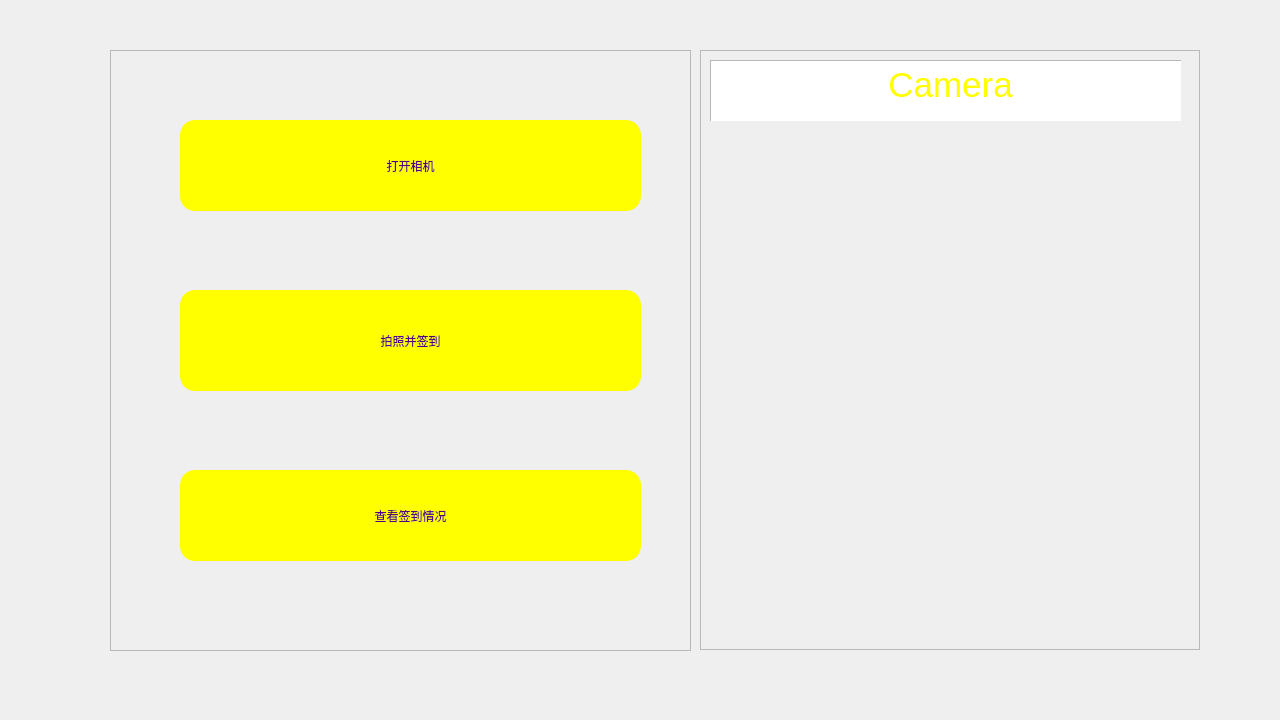
First picture: the form in FaceSignIn/signin.ui, repository Teademia/FaceSignIn, before the edit.
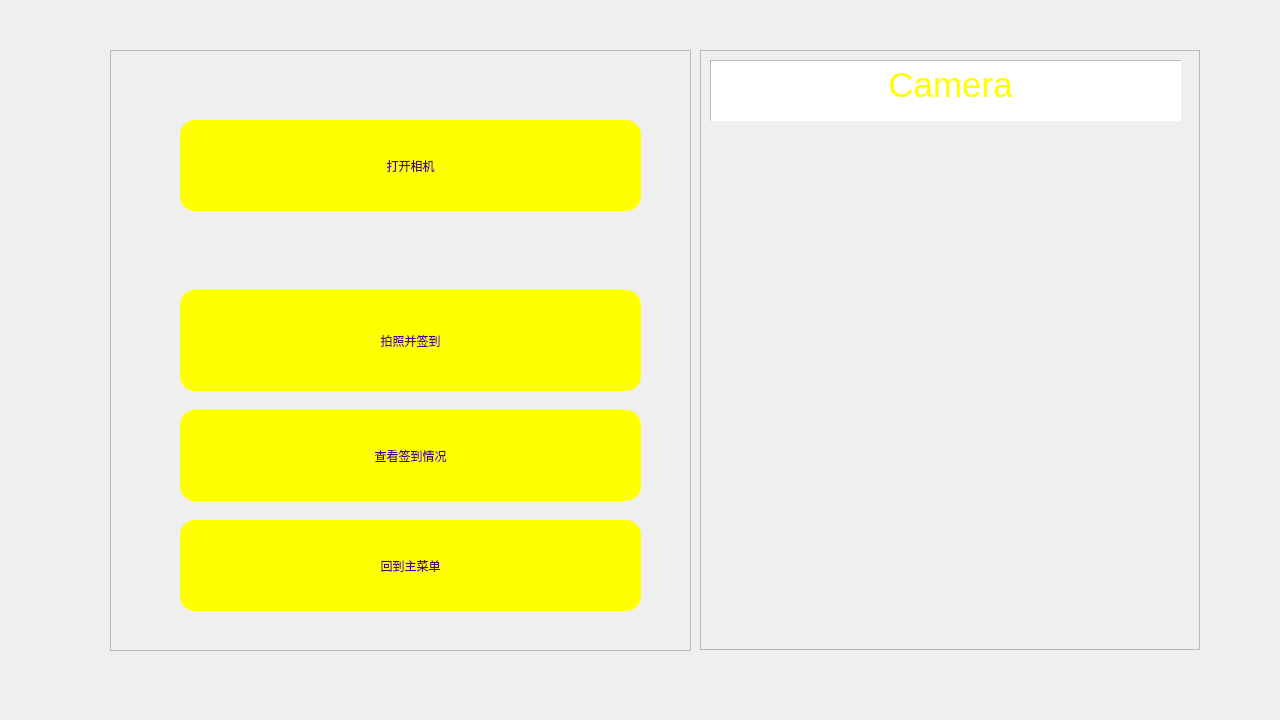
Second picture: the form after the edit. Icons and pictures are not drawn.

Patch:
```diff
--- a/FaceSignIn/signin.ui
+++ b/FaceSignIn/signin.ui
@@ -166,7 +166,7 @@
     <property name="geometry">
      <rect>
       <x>70</x>
-      <y>420</y>
+      <y>360</y>
       <width>461</width>
       <height>91</height>
      </rect>
@@ -181,6 +181,25 @@
      <string>查看签到情况</string>
     </property>
    </widget>
+   <widget class="QPushButton" name="Back">
+    <property name="geometry">
+     <rect>
+      <x>70</x>
+      <y>470</y>
+      <width>461</width>
+      <height>91</height>
+     </rect>
+    </property>
+    <property name="styleSheet">
+     <string notr="true">background-color: rgb(255, 255, 0);
+font: 700 20pt &quot;Palatino Linotype&quot;;
+color: rgb(85, 0, 127);
+border-radius:15px;</string>
+    </property>
+    <property name="text">
+     <string>回到主菜单</string>
+    </property>
+   </widget>
   </widget>
  </widget>
  <resources/>
```
